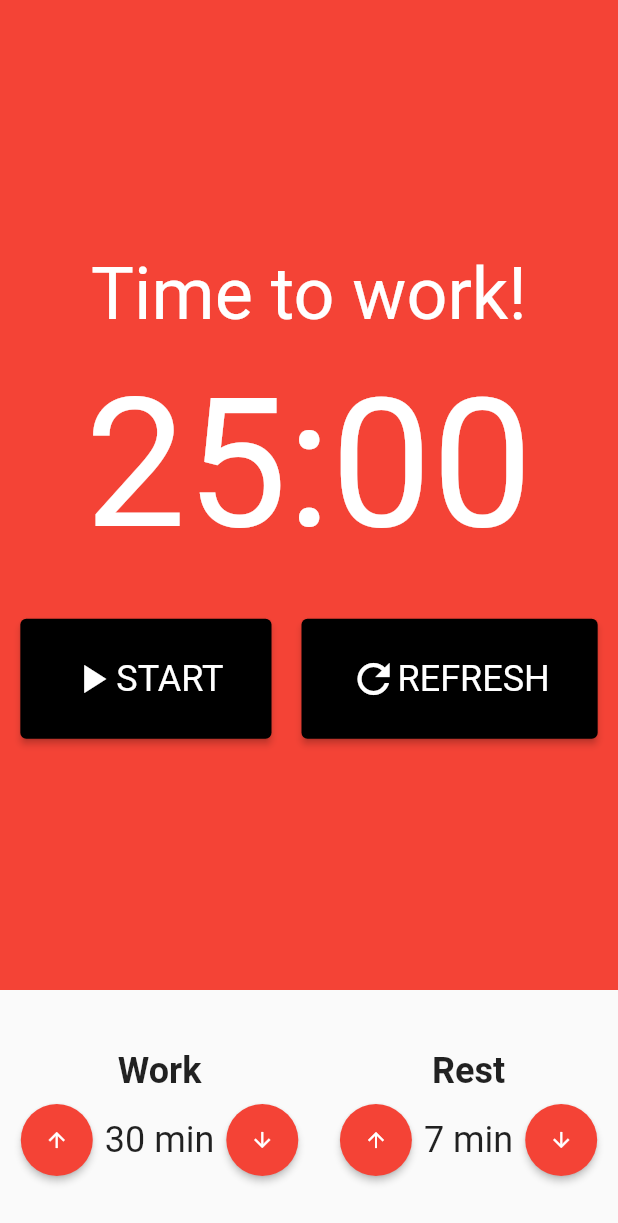
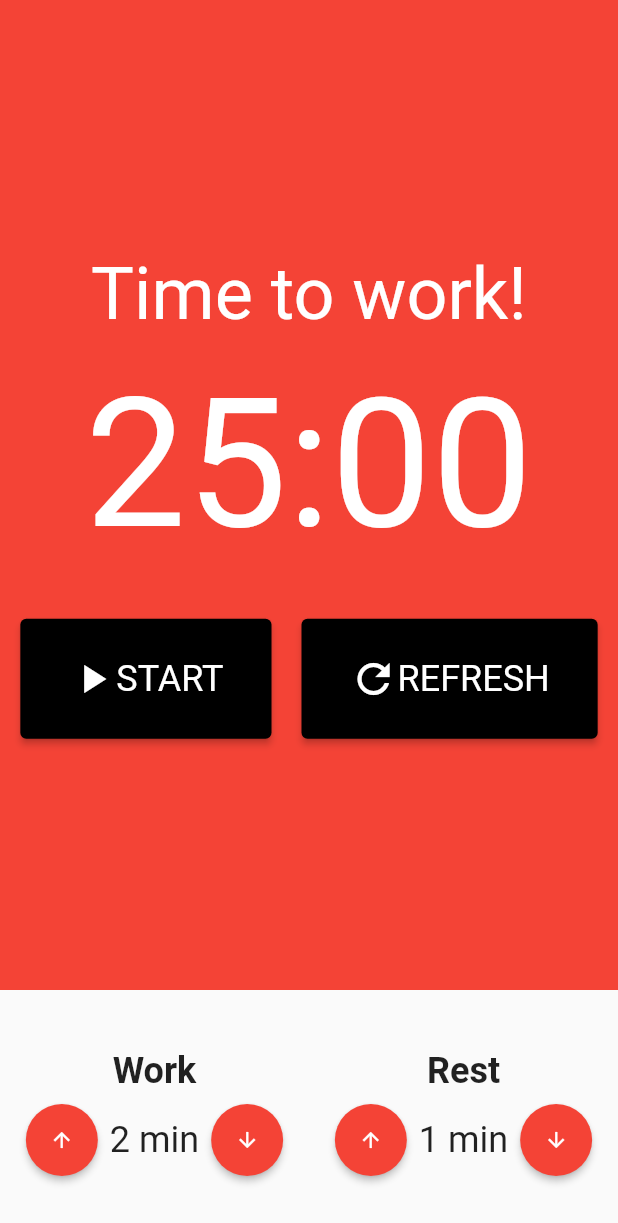
Before and after one commit to jon-coder/Pomodoro, a Flutter app: the screen it shows after launch, on a phone screen of 412 x 824 dp. Shown: the top 1223 px of the screen. Run offline on Flutter 3.47's test engine with Material 2 defaults, Android fonts, the phone set to English and light mode, and no system bars; our stand-ins replace google_fonts, mobx; generated files the repository leaves out were written again; Roboto replaces fonts that are missing (Oxygen).

Commit message:
🧩: add Provider in Pomodoro class to access PomodoroStore

```diff
--- a/lib/main.dart
+++ b/lib/main.dart
@@ -1,5 +1,7 @@
 import 'package:flutter/material.dart';
 import 'package:pomodoro/pages/pomodoro.dart';
+import 'package:pomodoro/store/pomodoro_store.dart';
+import 'package:provider/provider.dart';
 
 void main() {
   runApp(const MyApp());
@@ -10,12 +12,19 @@ class MyApp extends StatelessWidget {
 
   @override
   Widget build(BuildContext context) {
-    return MaterialApp(
-      title: 'Pomodoro',
-      theme: ThemeData(
-        primarySwatch: Colors.blue,
+    return MultiProvider(
+      providers: [
+        Provider<PomodoroStore>(
+          create: (_) => PomodoroStore(),
+        )
+      ],
+      child: MaterialApp(
+        title: 'Pomodoro',
+        theme: ThemeData(
+          primarySwatch: Colors.blue,
+        ),
+        home: const Pomodoro(),
       ),
-      home: const Pomodoro(),
     );
   }
 }
--- a/lib/pages/pomodoro.dart
+++ b/lib/pages/pomodoro.dart
@@ -1,12 +1,16 @@
 import 'package:flutter/material.dart';
 import 'package:pomodoro/components/time_in.dart';
 import 'package:pomodoro/components/timer.dart';
+import 'package:pomodoro/store/pomodoro_store.dart';
+import 'package:provider/provider.dart';
 
 class Pomodoro extends StatelessWidget {
   const Pomodoro({Key? key}) : super(key: key);
 
   @override
   Widget build(BuildContext context) {
+    final store = Provider.of<PomodoroStore>(context);
+
     return Scaffold(
       body: Column(
         crossAxisAlignment: CrossAxisAlignment.stretch,
@@ -18,9 +22,15 @@ class Pomodoro extends StatelessWidget {
             padding: const EdgeInsets.symmetric(vertical: 40.0),
             child: Row(
               mainAxisAlignment: MainAxisAlignment.spaceAround,
-              children: const [
-                TimeIn(title: 'Work', value: 30),
-                TimeIn(title: 'Rest', value: 7),
+              children: [
+                TimeIn(
+                  title: 'Work',
+                  value: store.workTimer,
+                ),
+                TimeIn(
+                  title: 'Rest',
+                  value: store.restTime,
+                ),
               ],
             ),
           ),
```
